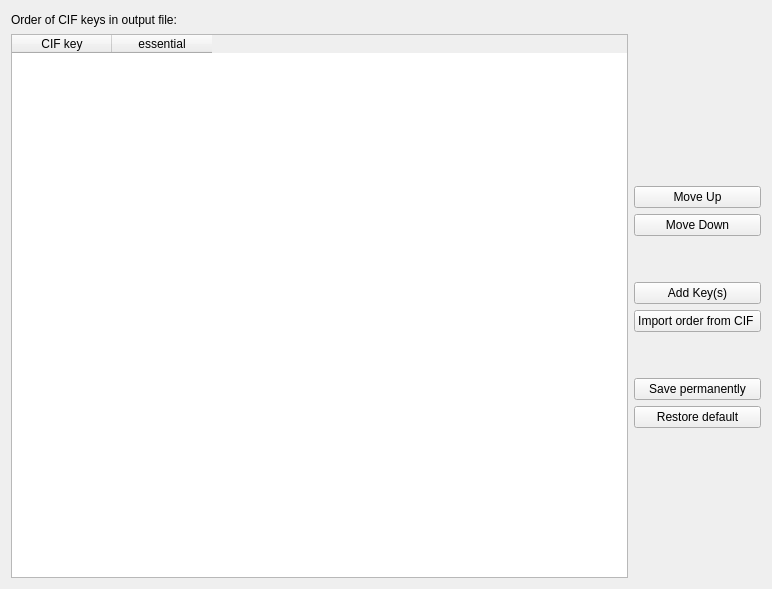
Qt form finalcif/ciforder/order_ui.ui (dkratzert/FinalCif) before a commit.
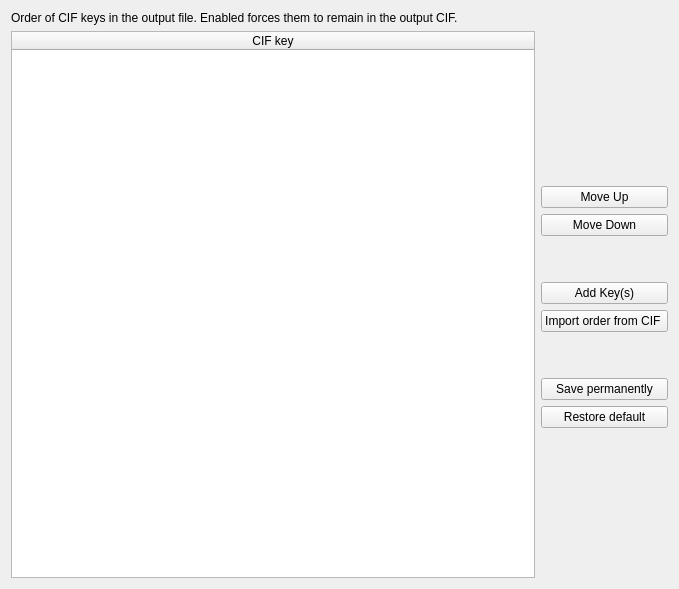
The same form after that commit.

Commit message: Add essential keys checkbox

Diff of the .ui file:
```diff
--- a/finalcif/ciforder/order_ui.ui
+++ b/finalcif/ciforder/order_ui.ui
@@ -6,7 +6,7 @@
    <rect>
     <x>0</x>
     <y>0</y>
-    <width>772</width>
+    <width>679</width>
     <height>589</height>
    </rect>
   </property>
@@ -105,26 +105,6 @@
      </item>
     </layout>
    </item>
-   <item row="1" column="0">
-    <widget class="QLabel" name="helpTextLabel">
-     <property name="text">
-      <string>Order of CIF keys in output file:</string>
-     </property>
-    </widget>
-   </item>
-   <item row="1" column="1" rowspan="2">
-    <spacer name="verticalSpacer_3">
-     <property name="orientation">
-      <enum>Qt::Vertical</enum>
-     </property>
-     <property name="sizeHint" stdset="0">
-      <size>
-       <width>20</width>
-       <height>40</height>
-      </size>
-     </property>
-    </spacer>
-   </item>
    <item row="3" column="1">
     <spacer name="verticalSpacer_4">
      <property name="orientation">
@@ -158,6 +138,9 @@
      <property name="horizontalScrollMode">
       <enum>QAbstractItemView::ScrollPerPixel</enum>
      </property>
+     <attribute name="horizontalHeaderStretchLastSection">
+      <bool>true</bool>
+     </attribute>
      <attribute name="verticalHeaderVisible">
       <bool>false</bool>
      </attribute>
@@ -166,11 +149,13 @@
        <string>CIF key</string>
       </property>
      </column>
-     <column>
-      <property name="text">
-       <string>essential</string>
-      </property>
-     </column>
+    </widget>
+   </item>
+   <item row="1" column="0" colspan="2">
+    <widget class="QLabel" name="helpTextLabel">
+     <property name="text">
+      <string>Order of CIF keys in the output file. Enabled forces them to remain in the output CIF.</string>
+     </property>
     </widget>
    </item>
   </layout>
```
The commit also changes 5 other files.
